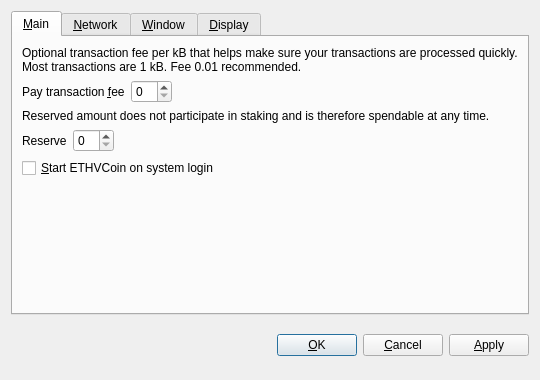
This is src/qt/forms/optionsdialog.ui in ethvcoins/ethv as Qt 5 draws it before an edit. The edited form follows.
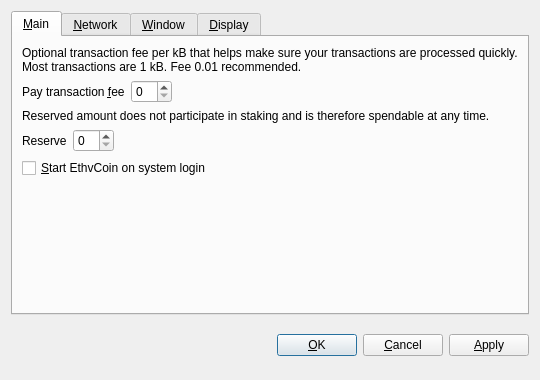
This is the edited form. Custom widgets are drawn as their Qt base class.

Patch:
```diff
--- a/src/qt/forms/optionsdialog.ui
+++ b/src/qt/forms/optionsdialog.ui
@@ -128,7 +128,7 @@
           <string>Automatically start ETHVCoin after logging in to the system.</string>
          </property>
          <property name="text">
-          <string>&amp;Start ETHVCoin on system login</string>
+          <string>&amp;Start EthvCoin on system login</string>
          </property>
         </widget>
        </item>
```
Left out of the diff: 10 changed lines with no effect on the pictures.
